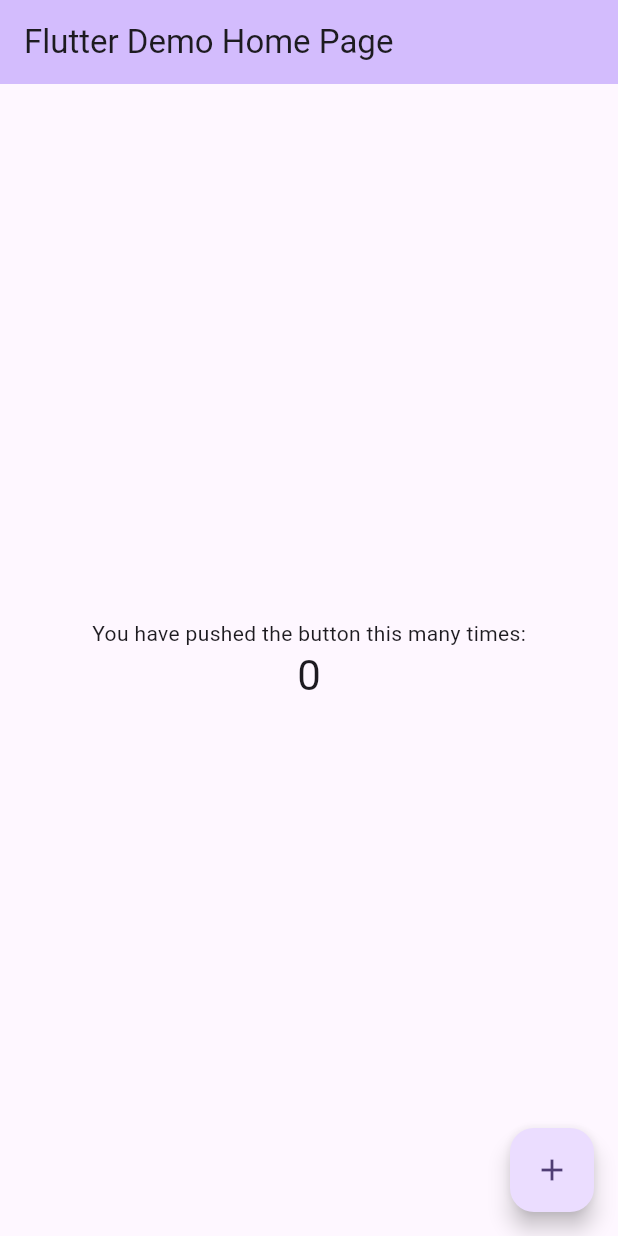
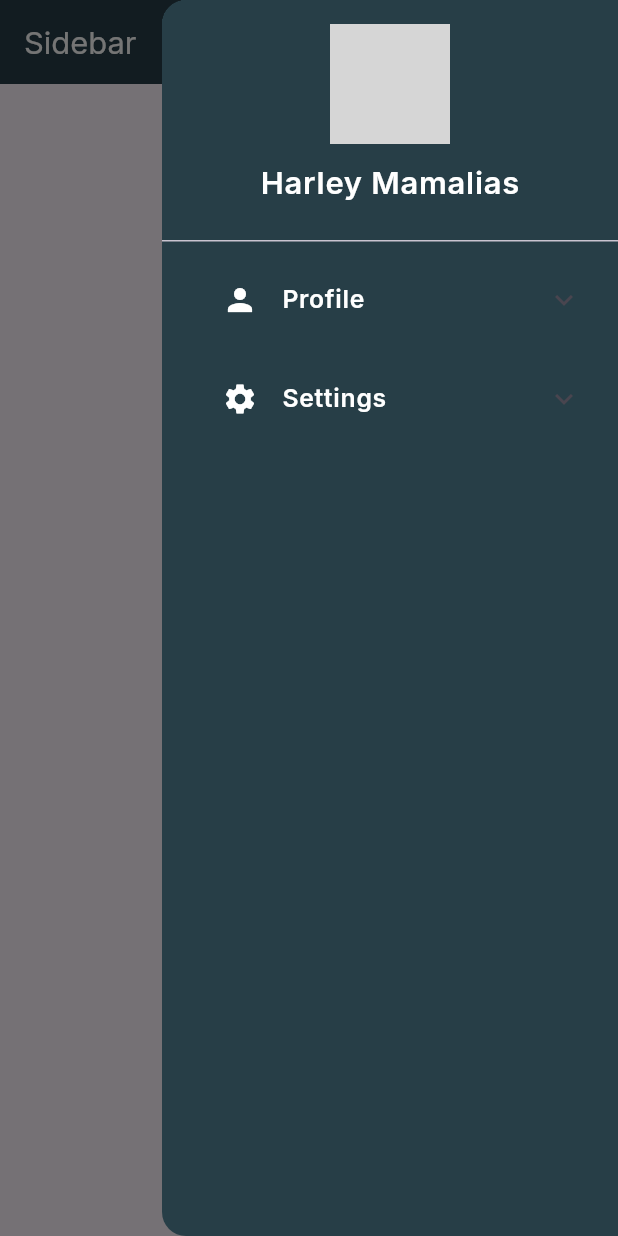
Before and after one commit to harleymamalias/mechanicall_app, a Flutter app: the screen it shows after launch, with the side drawer open (before the commit the screen has no drawer), on a phone screen of 412 x 824 dp. Run offline on Flutter 3.47's test engine with Material 2 defaults, Android fonts, the phone set to English and light mode, and no system bars; our stand-ins replace google_fonts; grey boxes are pictures that could not be loaded.

Commit message:
Added All Needed Info in Sidebar

```diff
--- a/lib/app_styles.dart
+++ b/lib/app_styles.dart
@@ -18,13 +18,10 @@ const Color tCharcoal = Color(0xFF273E47);
 //text styles!!
 final tInterBold =
     GoogleFonts.inter(fontWeight: FontWeight.w700, color: tMidnightBlue);
-
 final tInterSemiBold =
     GoogleFonts.inter(fontWeight: FontWeight.w600, color: tMidnightBlue);
-
 final tInterMedium =
     GoogleFonts.inter(fontWeight: FontWeight.w500, color: tMidnightBlue);
-
 final tInterRegular =
     GoogleFonts.inter(fontWeight: FontWeight.w400, color: tMidnightBlue);
 
--- a/lib/main.dart
+++ b/lib/main.dart
@@ -1,4 +1,7 @@
 import 'package:flutter/material.dart';
+import 'app_styles.dart';
+import 'size_config.dart';
+import '../sidebar/car-owner_sidebar_card.dart';
 
 void main() {
   runApp(const MyApp());
@@ -7,119 +10,67 @@ void main() {
 class MyApp extends StatelessWidget {
   const MyApp({super.key});
 
-  // This widget is the root of your application.
   @override
   Widget build(BuildContext context) {
     return MaterialApp(
+      debugShowCheckedModeBanner: false,
       title: 'Flutter Demo',
       theme: ThemeData(
-        // This is the theme of your application.
-        //
-        // TRY THIS: Try running your application with "flutter run". You'll see
-        // the application has a blue toolbar. Then, without quitting the app,
-        // try changing the seedColor in the colorScheme below to Colors.green
-        // and then invoke "hot reload" (save your changes or press the "hot
-        // reload" button in a Flutter-supported IDE, or press "r" if you used
-        // the command line to start the app).
-        //
-        // Notice that the counter didn't reset back to zero; the application
-        // state is not lost during the reload. To reset the state, use hot
-        // restart instead.
-        //
-        // This works for code too, not just values: Most code changes can be
-        // tested with just a hot reload.
-        colorScheme: ColorScheme.fromSeed(seedColor: Colors.deepPurple),
+        // colorScheme: ColorScheme.fromSeed(seedColor: tCharcoal),
         useMaterial3: true,
       ),
-      home: const MyHomePage(title: 'Flutter Demo Home Page'),
+      home: HomePage(),
     );
   }
 }
 
-class MyHomePage extends StatefulWidget {
-  const MyHomePage({super.key, required this.title});
+// class MyHomePage extends StatefulWidget {
+//   const MyHomePage({super.key, required this.title});
 
-  // This widget is the home page of your application. It is stateful, meaning
-  // that it has a State object (defined below) that contains fields that affect
-  // how it looks.
+//   final String title;
 
-  // This class is the configuration for the state. It holds the values (in this
-  // case the title) provided by the parent (in this case the App widget) and
-  // used by the build method of the State. Fields in a Widget subclass are
-  // always marked "final".
+//   @override
+//   State<MyHomePage> createState() => _MyHomePageState();
+// }
 
-  final String title;
-
-  @override
-  State<MyHomePage> createState() => _MyHomePageState();
-}
-
-class _MyHomePageState extends State<MyHomePage> {
-  int _counter = 0;
-
-  void _incrementCounter() {
-    setState(() {
-      // This call to setState tells the Flutter framework that something has
-      // changed in this State, which causes it to rerun the build method below
-      // so that the display can reflect the updated values. If we changed
-      // _counter without calling setState(), then the build method would not be
-      // called again, and so nothing would appear to happen.
-      _counter++;
-    });
-  }
-
+class HomePage extends StatelessWidget {
   @override
   Widget build(BuildContext context) {
-    // This method is rerun every time setState is called, for instance as done
-    // by the _incrementCounter method above.
-    //
-    // The Flutter framework has been optimized to make rerunning build methods
-    // fast, so that you can just rebuild anything that needs updating rather
-    // than having to individually change instances of widgets.
+    SizeConfig().init(context);
     return Scaffold(
-      appBar: AppBar(
-        // TRY THIS: Try changing the color here to a specific color (to
-        // Colors.amber, perhaps?) and trigger a hot reload to see the AppBar
-        // change color while the other colors stay the same.
-        backgroundColor: Theme.of(context).colorScheme.inversePrimary,
-        // Here we take the value from the MyHomePage object that was created by
-        // the App.build method, and use it to set our appbar title.
-        title: Text(widget.title),
-      ),
-      body: Center(
-        // Center is a layout widget. It takes a single child and positions it
-        // in the middle of the parent.
-        child: Column(
-          // Column is also a layout widget. It takes a list of children and
-          // arranges them vertically. By default, it sizes itself to fit its
-          // children horizontally, and tries to be as tall as its parent.
-          //
-          // Column has various properties to control how it sizes itself and
-          // how it positions its children. Here we use mainAxisAlignment to
-          // center the children vertically; the main axis here is the vertical
-          // axis because Columns are vertical (the cross axis would be
-          // horizontal).
-          //
-          // TRY THIS: Invoke "debug painting" (choose the "Toggle Debug Paint"
-          // action in the IDE, or press "p" in the console), to see the
-          // wireframe for each widget.
-          mainAxisAlignment: MainAxisAlignment.center,
-          children: <Widget>[
-            const Text(
-              'You have pushed the button this many times:',
+        appBar: AppBar(
+            backgroundColor: tCharcoal,
+            title: Text(
+              'Sidebar',
+              style: tInterRegular.copyWith(
+                color: Colors.white,
+                fontSize: SizeConfig.blockSizeHorizontal! * 5,
+              ),
             ),
-            Text(
-              '$_counter',
-              style: Theme.of(context).textTheme.headlineMedium,
-            ),
-          ],
+            // actions: [
+            //   Container(
+            //     margin: EdgeInsets.all(8.0),
+            //     decoration: BoxDecoration(
+            //       color: Colors.white,
+            //       borderRadius: BorderRadius.circular(16.0),
+            //     ),
+            //     child: Builder(
+            //       builder: (builderContext) => IconButton(
+            //         icon: Icon(
+            //           Icons.menu,
+            //           color: Color(0xff273E47),
+            //         ),
+            //         onPressed: () {
+            //           Scaffold.of(builderContext).openEndDrawer();
+            //         },
+            //       ),
+            //     ),
+            //   ),
+            // ],
+            iconTheme: IconThemeData(color: tWhite)),
+        body: Center(
+          child: Text('Main Body'),
         ),
-      ),
-      floatingActionButton: FloatingActionButton(
-        onPressed: _incrementCounter,
-        tooltip: 'Increment',
-        child: const Icon(Icons.add),
-      ), // This trailing comma makes auto-formatting nicer for build methods.
-    );
+        endDrawer: CarOwnerSidebarCard());
   }
 }
--- /dev/null
+++ b/lib/sidebar/car-owner_profile.dart
@@ -0,0 +1,17 @@
+import 'package:flutter/material.dart';
+import '../app_styles.dart';
+import '../size_config.dart';
+
+class ManageProfilePage extends StatelessWidget {
+  @override
+  Widget build(BuildContext context) {
+    return Scaffold(
+      appBar: AppBar(
+        title: Text('Manage Profile Page'),
+      ),
+      body: Center(
+        child: Text('Manage Profile Content'),
+      ),
+    );
+  }
+}
--- /dev/null
+++ b/lib/sidebar/car-owner_sidebar_card.dart
@@ -0,0 +1,222 @@
+import 'package:flutter/material.dart';
+import '../app_styles.dart';
+import '../size_config.dart';
+import '../sidebar/car-owner_profile.dart';
+import '../sidebar/car-owner_vehicles.dart';
+import '../sidebar/car-owner_history.dart';
+import '../sidebar/premium_page.dart';
+import '../sidebar/privacy-statement.dart';
+import '../sidebar/report_issue.dart';
+import '../sidebar/car-owner_d_backup.dart';
+
+class CarOwnerSidebarCard extends StatelessWidget {
+  @override
+  Widget build(BuildContext context) {
+    SizeConfig().init(context);
+    return Drawer(
+      backgroundColor: tCharcoal,
+      child: ListView(
+        children: [
+          DrawerHeader(
+            decoration: BoxDecoration(
+              color: tCharcoal,
+            ),
+            child: Column(
+              crossAxisAlignment: CrossAxisAlignment.start,
+              children: [
+                Center(
+                  child: CircleAvatar(
+                    radius: 40,
+                    backgroundImage: AssetImage('assets/images/harls.jpg'),
+                  ),
+                ),
+                SizedBox(height: 10),
+                Center(
+                  child: Text(
+                    'Harley Mamalias',
+                    style: tInterRegular.copyWith(
+                      fontWeight: FontWeight.w600,
+                      color: Colors.white,
+                      fontSize: SizeConfig.blockSizeHorizontal! * 5,
+                    ),
+                  ),
+                ),
+              ],
+            ),
+          ),
+          Padding(
+            padding: const EdgeInsets.fromLTRB(24, 2, 0, 8),
+            child: ExpansionTile(
+              leading: Icon(
+                Icons.person,
+                color: tWhite,
+              ),
+              title: Text(
+                'Profile',
+                style: tInterRegular.copyWith(
+                  fontWeight: FontWeight.w600,
+                  color: Colors.white,
+                  fontSize: SizeConfig.blockSizeHorizontal! * 4,
+                ),
+              ),
+              children: [
+                Padding(
+                  padding: const EdgeInsets.only(left: 20.0),
+                  child: ListTile(
+                    title: Text(
+                      'Manage Profile',
+                      style: tInterRegular.copyWith(
+                        color: Colors.white,
+                        fontSize: SizeConfig.blockSizeHorizontal! * 3.5,
+                      ),
+                    ),
+                    onTap: () {
+                      Navigator.push(
+                        context,
+                        MaterialPageRoute(
+                            builder: (context) => ManageProfilePage()),
+                      );
+                    },
+                  ),
+                ),
+                Padding(
+                  padding: const EdgeInsets.only(left: 20.0),
+                  child: ListTile(
+                    title: Text(
+                      'Owned Vehicles',
+                      style: tInterRegular.copyWith(
+                        color: Colors.white,
+                        fontSize: SizeConfig.blockSizeHorizontal! * 3.5,
+                      ),
+                    ),
+                    onTap: () {
+                      Navigator.push(
+                        context,
+                        MaterialPageRoute(
+                            builder: (context) => OwnedVehiclesPage()),
+                      );
+                    },
+                  ),
+                ),
+                Padding(
+                  padding: const EdgeInsets.only(left: 20.0),
+                  child: ListTile(
+                    title: Text(
+                      'View History',
+                      style: tInterRegular.copyWith(
+                        color: Colors.white,
+                        fontSize: SizeConfig.blockSizeHorizontal! * 3.5,
+                      ),
+                    ),
+                    onTap: () {
+                      Navigator.push(
+                        context,
+                        MaterialPageRoute(
+                            builder: (context) => CarOwnerHistoryPage()),
+                      );
+                    },
+                  ),
+                ),
+              ],
+            ),
+          ),
+          Padding(
+            padding: const EdgeInsets.fromLTRB(24, 0, 0, 8.0),
+            child: ExpansionTile(
+              leading: Icon(
+                Icons.settings,
+                color: tWhite,
+              ),
+              title: Text(
+                'Settings',
+                style: tInterRegular.copyWith(
+                  fontWeight: FontWeight.w600,
+                  color: Colors.white,
+                  fontSize: SizeConfig.blockSizeHorizontal! * 4,
+                ),
+              ),
+              children: [
+                Padding(
+                  padding: const EdgeInsets.only(left: 20.0),
+                  child: ListTile(
+                    title: Text(
+                      'Premium Services and Payments',
+                      style: tInterRegular.copyWith(
+                        color: Colors.white,
+                        fontSize: SizeConfig.blockSizeHorizontal! * 3.5,
+                      ),
+                    ),
+                    onTap: () {
+                      Navigator.push(
+                        context,
+                        MaterialPageRoute(
+                            builder: (context) => PremiumServicesPage()),
+                      );
+                    },
+                  ),
+                ),
+                Padding(
+                  padding: const EdgeInsets.only(left: 20.0),
+                  child: ListTile(
+                    title: Text(
+                      'Report Issue',
+                      style: tInterRegular.copyWith(
+                        color: Colors.white,
+                        fontSize: SizeConfig.blockSizeHorizontal! * 3.5,
+                      ),
+                    ),
+                    onTap: () {
+                      Navigator.push(
+                        context,
+                        MaterialPageRoute(
+                            builder: (context) => ReportIssuePage()),
+                      );
+                    },
+                  ),
+                ),
+                Padding(
+                  padding: const EdgeInsets.only(left: 20.0),
+                  child: ListTile(
+                    title: Text(
+                      'Data Backup and Restore',
+                      style: tInterRegular.copyWith(
+                        color: Colors.white,
+                        fontSize: SizeConfig.blockSizeHorizontal! * 3.5,
+                      ),
+                    ),
+                    onTap: () {
+                      Navigator.push(
+                        context,
+                        MaterialPageRoute(
+                            builder: (context) => DataBackupPage()),
+                      );
+                    },
+                  ),
+                ),
+                Padding(
+                  padding: const EdgeInsets.only(left: 20.0),
+                  child: ListTile(
+                    title: Text(
+                      'Privacy Statement and Legal Information',
+                      style: tInterRegular.copyWith(
+                        color: Colors.white,
+                        fontSize: SizeConfig.blockSizeHorizontal! * 3.5,
+                      ),
+                    ),
+                    onTap: () {
+                      Navigator.push(
+                        context,
+                        MaterialPageRoute(
+                            builder: (context) => PrivacyStatementPage()),
+                      );
+                    },
+                  ),
+                ),
+              ],
+            ),
+          ),
+        ],
+      ),
+    );
+  }
+}
--- /dev/null
+++ b/lib/sidebar/s_provider_sidebar_card.dart
@@ -0,0 +1,3 @@
+import 'package:flutter/material.dart';
+import '../app_styles.dart';
+import '../size_config.dart';
--- a/pubspec.yaml
+++ b/pubspec.yaml
@@ -58,8 +58,8 @@ flutter:
   uses-material-design: true
 
   # To add assets to your application, add an assets section, like this:
-  # assets:
-  #   - images/a_dot_burr.jpeg
+  assets:
+    - assets/images/
   #   - images/a_dot_ham.jpeg
 
   # An image asset can refer to one or more resolution-specific "variants", see
```
Also changed, not shown: lib/sidebar/car-owner_d_backup.dart (added, +17 -0 lines), lib/sidebar/car-owner_history.dart (added, +17 -0 lines), lib/sidebar/car-owner_vehicles.dart (added, +17 -0 lines), lib/sidebar/premium_page.dart (added, +17 -0 lines), lib/sidebar/privacy-statement.dart (added, +17 -0 lines), lib/sidebar/report_issue.dart (added, +17 -0 lines), lib/sidebar/sidebar_card.dart (deleted), 1 other file.
